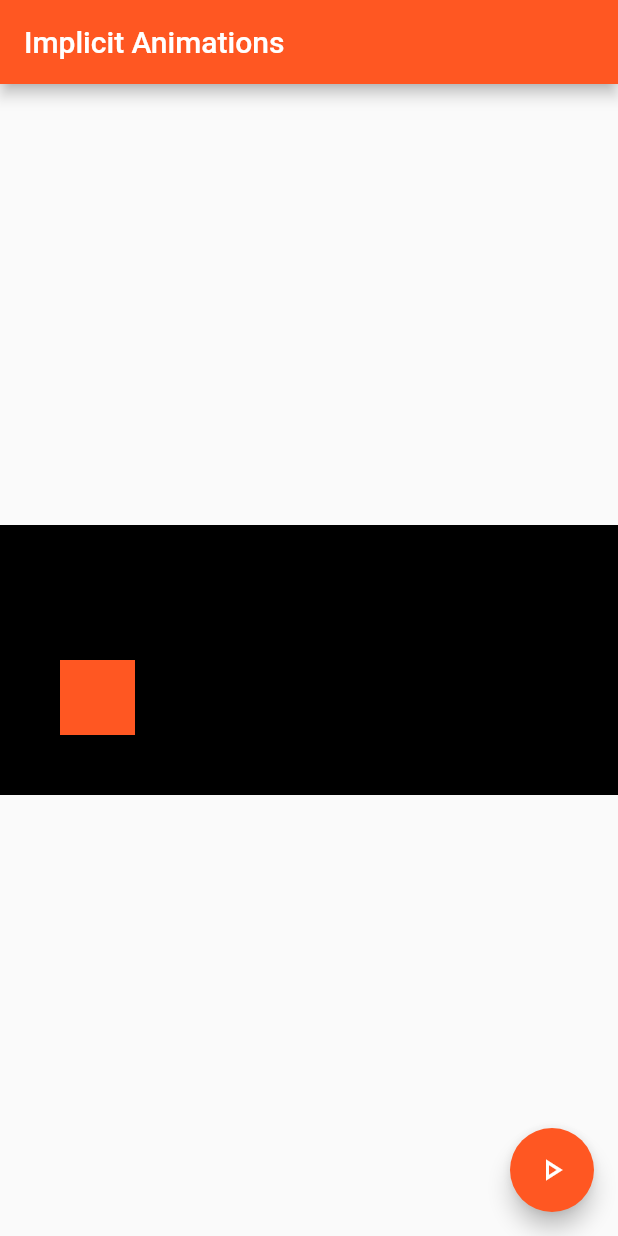
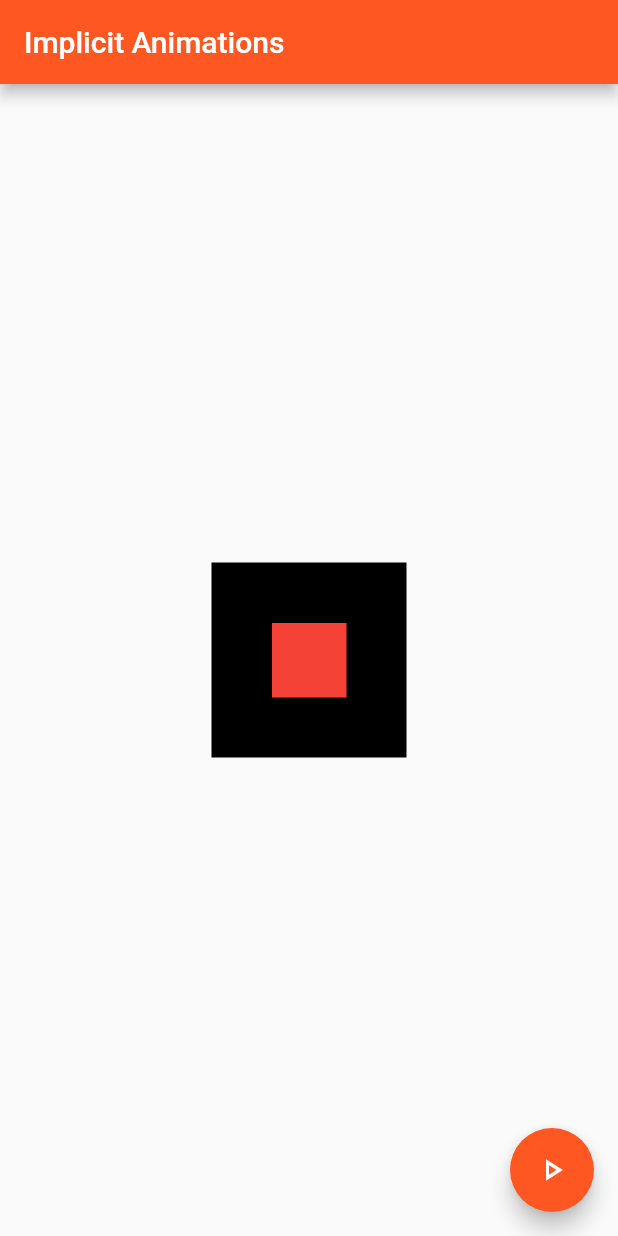
Before and after one commit to 1SanSey/flutter_implicit_animations, a Flutter app: the screen it shows after launch, on a phone screen of 412 x 824 dp. Run offline on Flutter 3.47's test engine with Material 2 defaults, Android fonts, the phone set to English and light mode, and no system bars.

```diff
--- a/lib/main.dart
+++ b/lib/main.dart
@@ -49,7 +49,8 @@ class _ExampleWidgetState extends State<ExampleWidget> {
                 //ContainerExample(toggle: toggle),
                 //AnimatedContainerExample(toggle: toggle),
                 //AnimatedDefaultTextStyleExample(toggle: toggle),
-                AnimatedAlignExample(toggle: toggle),
+                //AnimatedAlignExample(toggle: toggle),
+                AnimatedCrossFadeExample(toggle: toggle),
               ],
             ),
           ),
@@ -149,3 +150,30 @@ class AnimatedAlignExample extends StatelessWidget {
     );
   }
 }
+
+class AnimatedCrossFadeExample extends StatelessWidget {
+  final bool toggle;
+  const AnimatedCrossFadeExample({
+    Key? key,
+    required this.toggle,
+  }) : super(key: key);
+
+  @override
+  Widget build(BuildContext context) {
+    return AnimatedCrossFade(
+      duration: duration,
+      crossFadeState:
+          toggle ? CrossFadeState.showFirst : CrossFadeState.showSecond,
+      firstChild: Container(
+        width: 50,
+        height: 50,
+        color: Colors.red,
+      ),
+      secondChild: Container(
+        width: 150,
+        height: 150,
+        color: Colors.green,
+      ),
+    );
+  }
+}
```
